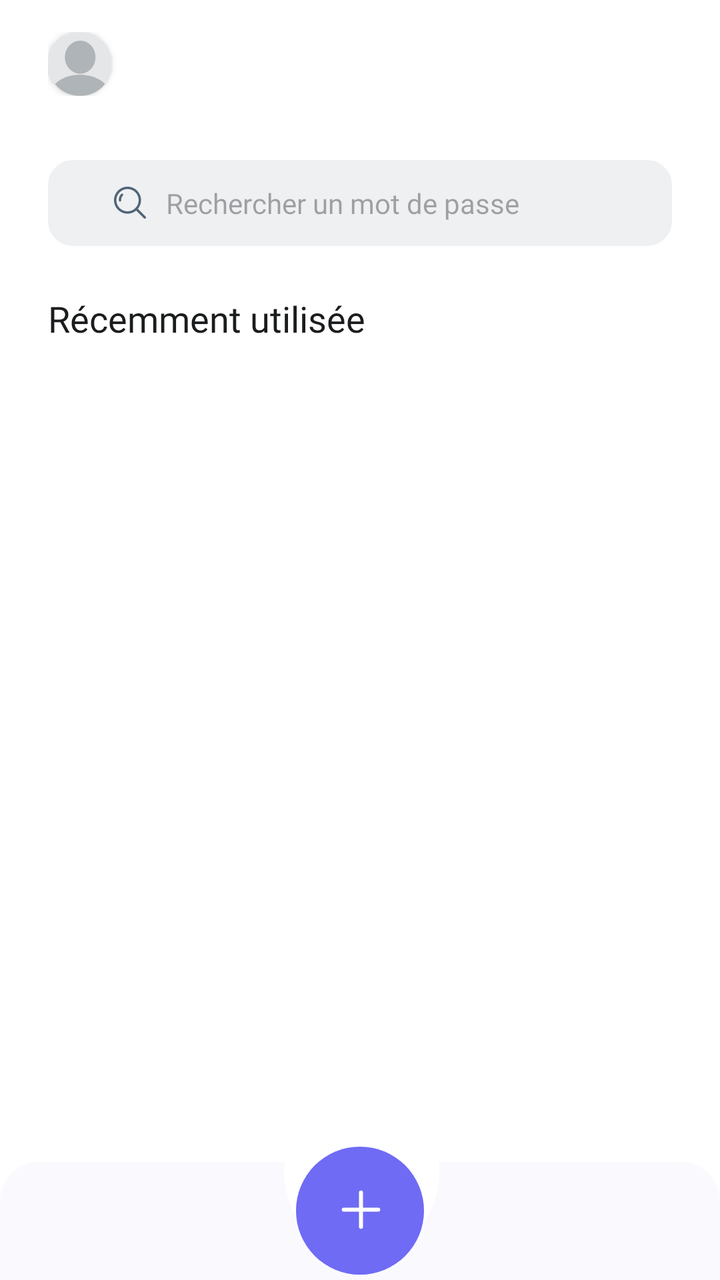
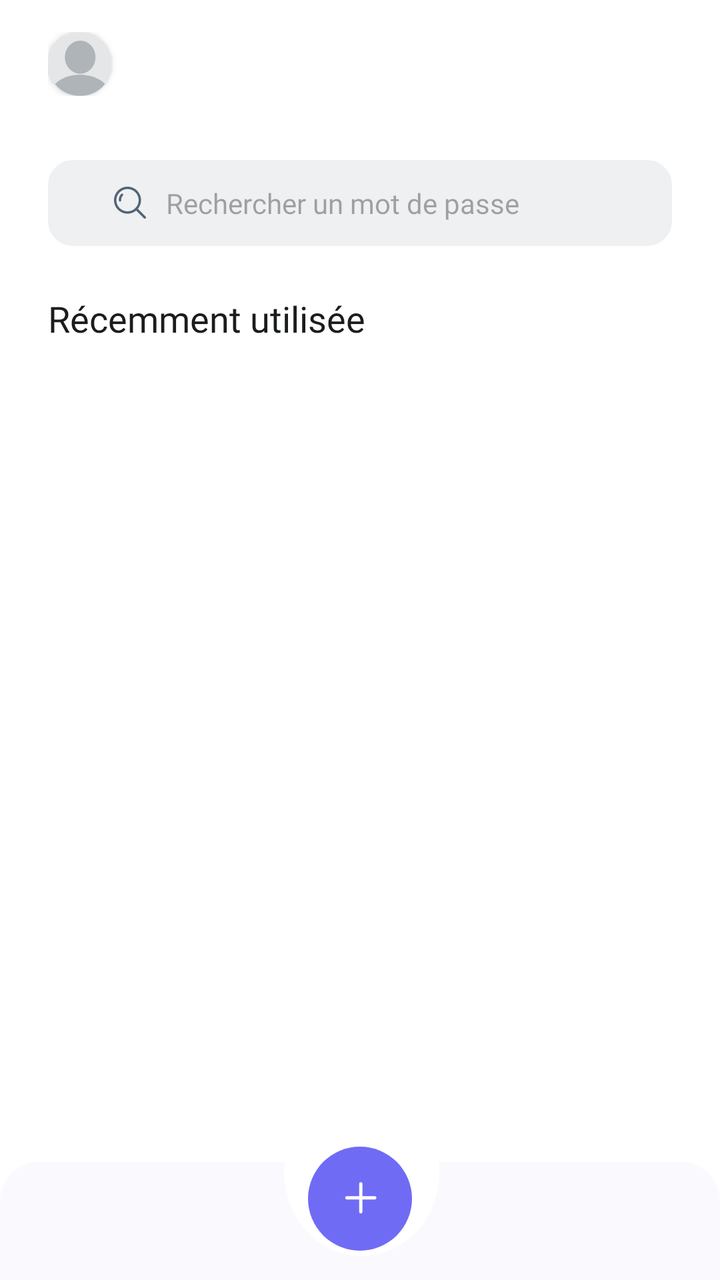

Compare the two renders of this Android layout. The source of the first and the diff that turns it into the second are given below.
<!-- AndroidManifest.xml: application theme Theme.ManagePass -->
<!-- res/layout/activity_listing_passwords.xml -->
<?xml version="1.0" encoding="utf-8"?>
<androidx.constraintlayout.widget.ConstraintLayout xmlns:android="http://schemas.android.com/apk/res/android"
    xmlns:app="http://schemas.android.com/apk/res-auto"
    xmlns:tools="http://schemas.android.com/tools"
    android:id="@+id/main"
    android:layout_width="match_parent"
    android:layout_height="match_parent"
    android:background="@color/white"
    tools:context=".ListingPasswords">

    <LinearLayout
        android:id="@+id/linearLayout2"
        android:layout_width="0dp"
        android:layout_height="0dp"
        android:orientation="vertical"
        app:layout_constraintBottom_toBottomOf="parent"
        app:layout_constraintEnd_toEndOf="parent"
        app:layout_constraintStart_toStartOf="parent"
        app:layout_constraintTop_toTopOf="parent"  android:paddingLeft="24dp" android:paddingRight="24dp" >
        <LinearLayout
            android:id="@+id/linearLayout"
            android:layout_width="match_parent"
            android:layout_height="wrap_content"
            android:paddingTop="16dp"
            android:paddingBottom="16dp"
            android:orientation="horizontal"
            android:gravity="center_vertical"
            app:layout_constraintEnd_toEndOf="parent"
            app:layout_constraintStart_toStartOf="parent"
            app:layout_constraintTop_toTopOf="@+id/linearLayout2">

            <androidx.cardview.widget.CardView
                android:layout_width="32dp"
                android:layout_height="32dp"
                app:cardCornerRadius="100dp" >

                <ImageView
                    android:id="@+id/user_image"
                    android:layout_width="32dp"
                    android:layout_height="32dp"
                    android:layout_marginEnd="8dp"
                    android:src="@drawable/blank_profile_picture_973460" />
            </androidx.cardview.widget.CardView>

            <TextView
                android:id="@+id/welcome_text"
                android:layout_width="wrap_content"
                android:layout_height="wrap_content"
                android:fontFamily="sans-serif-medium"
                android:textColor="@android:color/black"
                android:textSize="18sp" android:paddingStart="11dp"/>
        </LinearLayout>
        <LinearLayout
            android:layout_width="match_parent"
            android:layout_height="wrap_content"
            android:orientation="vertical">
        <EditText
            android:id="@+id/recherche_input"
            android:layout_width="match_parent"
            android:layout_height="wrap_content"
            android:background="@drawable/input_style_bordure"
            android:drawableStart="@drawable/search"
            android:drawablePadding="10dp"
            android:layout_marginTop="16dp"
            style="@style/s_medium_grey_neutral"
            android:hint="@string/listing_passwords_placeholder_recherche"
            android:paddingTop="12dp"
            android:paddingBottom="12dp"
            android:paddingLeft="33dp"
            android:paddingRight="33dp"
            />
        <TextView
            android:layout_width="match_parent"
            android:layout_height="wrap_content"
            android:layout_marginTop="24dp"
            android:text="@string/listing_passwords_title" style="@style/mediumlarge_semibold" android:layout_marginBottom="26dp"
            />
        </LinearLayout>
        <LinearLayout
            android:id="@+id/container"
            android:layout_width="match_parent"
            android:layout_height="wrap_content"
            android:orientation="vertical">
        </LinearLayout>
    </LinearLayout>
    
    <RelativeLayout
        android:layout_width="match_parent"
        android:layout_height="match_parent">
        <LinearLayout
            android:layout_width="match_parent"
            android:layout_height="wrap_content"
            android:orientation="horizontal"
            android:gravity="center"
            android:paddingTop="16dp"
            android:layout_alignParentBottom="true" android:background="@drawable/subtract">

            <ImageButton
                android:id="@+id/button_ajouter"
                android:layout_width="64dp"
                android:layout_height="64dp"
                android:background="@null"
                android:layout_gravity="center"
                android:src="@drawable/add"
                android:scaleType="fitCenter" />
        </LinearLayout>
    </RelativeLayout>

</androidx.constraintlayout.widget.ConstraintLayout>
<!-- resources referenced by this layout -->
<resources>
  <color name="white">#FFFFFFFF</color>
  <!-- drawable add (drawable) -->
  <vector xmlns:android="http://schemas.android.com/apk/res/android"
      android:width="64dp"
      android:height="64dp"
      android:viewportWidth="64"
      android:viewportHeight="64">
    <path
        android:pathData="M32,0L32,0A32,32 0,0 1,64 32L64,32A32,32 0,0 1,32 64L32,64A32,32 0,0 1,0 32L0,32A32,32 0,0 1,32 0z"
        android:fillColor="#6F6BF5"/>
    <path
        android:pathData="M32.492,22.892V40.123"
        android:strokeLineJoin="round"
        android:strokeWidth="2"
        android:fillColor="#00000000"
        android:strokeColor="#ffffff"
        android:strokeLineCap="round"/>
    <path
        android:pathData="M23.877,31.508H41.108"
        android:strokeLineJoin="round"
        android:strokeWidth="2"
        android:fillColor="#00000000"
        android:strokeColor="#ffffff"
        android:strokeLineCap="round"/>
  </vector>
  <!-- drawable blank_profile_picture_973460 (drawable) -->
  <vector xmlns:android="http://schemas.android.com/apk/res/android"
      android:width="401dp"
      android:height="401dp"
      android:viewportWidth="401"
      android:viewportHeight="401">
    <path
        android:pathData="M-44.74,-44.74l490.42,0l0,490.42l-490.42,0z"
        android:fillColor="#E4E6E7"/>
    <path
        android:pathData="m201,267.14c-103.36,0 -187.75,58.93 -192.48,132.84l384.99,0c-4.73,-73.92 -89.16,-132.84 -192.51,-132.84z"
        android:fillColor="#AEB4B7"/>
    <path
        android:pathData="m297.61,158.03c0,57.17 -42.93,103.52 -95.9,103.52s-95.9,-46.35 -95.9,-103.52 42.93,-103.52 95.9,-103.52c52.97,0 95.9,46.35 95.9,103.51z"
        android:fillColor="#AEB4B7"/>
  </vector>
  <!-- drawable input_style_bordure (drawable) -->
  <?xml version="1.0" encoding="utf-8"?>
  <selector xmlns:android="http://schemas.android.com/apk/res/android">
      <item>
          <shape>
              
              <solid android:color="#EEF0F2" />
  
              
              <stroke
                  android:width="1dp"
                  android:color="#EEF0F2" />
  
              
              <corners android:radius="12dp" />
          </shape>
      </item>
  </selector>
  <!-- drawable subtract (drawable) -->
  <vector xmlns:android="http://schemas.android.com/apk/res/android"
      android:width="390dp"
      android:height="85dp"
      android:viewportWidth="390"
      android:viewportHeight="85">
    <path
        android:pathData="M196,73C219.2,73 238,54.2 238,31C238,29.31 237.9,27.64 237.71,26H370C381.05,26 390,34.95 390,46V102H0V46C0,34.95 8.95,26 20,26H154.29C154.1,27.64 154,29.31 154,31C154,54.2 172.8,73 196,73Z"
        android:fillColor="#FAFAFE"
        android:fillType="evenOdd"/>
  </vector>
  <string name="listing_passwords_placeholder_recherche">Rechercher un mot de passe</string>
  <string name="listing_passwords_title">Récemment utilisée</string>
  <style name="mediumlarge_semibold" parent="lexend_semibold">
          <item name="android:textColor">@color/neutral</item>
          <item name="android:textSize">18dp</item>
      </style>
  <style name="s_medium_grey_neutral" parent="lexend_medium">
          <item name="android:textColor">@color/grey_neutral</item>
          <item name="hintTextColor">@color/grey_neutral</item>
          <item name="android:textSize">14dp</item>
      </style>
  <style name="Theme.ManagePass" parent="Base.Theme.ManagePass" />
  <style name="lexend_semibold">
          <item name="android:fontFamily">@font/lexendsemibold</item>
      </style>
  <color name="neutral">#1A1C1E</color>
  <style name="lexend_medium">
          <item name="android:fontFamily">@font/lexendmedium</item>
      </style>
  <color name="grey_neutral">#526578</color>
  <style name="Base.Theme.ManagePass" parent="Theme.Material3.DayNight.NoActionBar">
          
          
      </style>
  <!-- unchanged entries left out for length: 1 -->
</resources>

<!-- the commit's change to res/layout/activity_listing_passwords.xml (unified diff, before → after) -->
@@ -102,6 +102,7 @@
                 android:background="@null"
                 android:layout_gravity="center"
                 android:src="@drawable/add"
+                android:paddingBottom="12dp"
                 android:scaleType="fitCenter" />
         </LinearLayout>
     </RelativeLayout>
